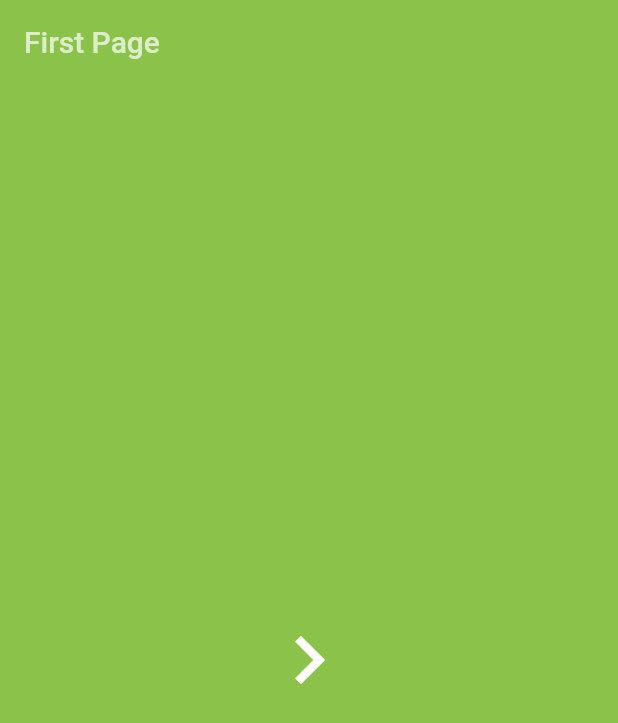
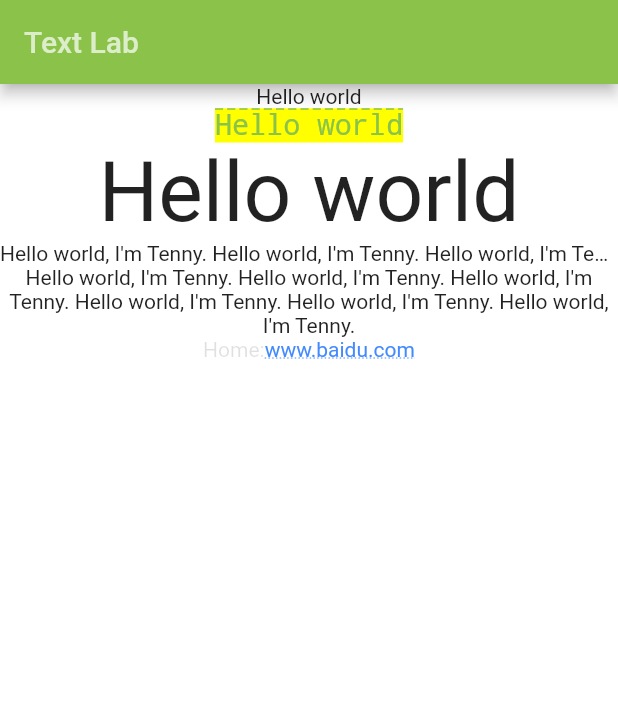
Before and after one commit to TennyQianghuacong/flutter_widget_learning, a Flutter app: the screen it shows after launch, on a phone screen of 412 x 824 dp. Shown: the top 723 px of the screen. Run offline on Flutter 3.47's test engine with Material 2 defaults, Android fonts, the phone set to English and light mode, and no system bars.

Commit message:
text learning

```diff
--- a/lib/route_anim/route_anim.dart
+++ b/lib/route_anim/route_anim.dart
@@ -1,4 +1,5 @@
 import 'package:flutter/material.dart';
+import 'package:flutter_widget_learning/route_anim/custom_router.dart';
 
 class RAApp extends StatelessWidget{
   @override
@@ -29,9 +30,10 @@ class FirstPage extends StatelessWidget{
           ),
           onPressed: (){
             Navigator.of(context).push(
-              MaterialPageRoute(builder: (BuildContext context){
+              CustomRoute(SecondPage())
+              /*MaterialPageRoute(builder: (BuildContext context){
                 return SecondPage();
-              })
+              })*/
             );
           },
         ),
--- /dev/null
+++ b/lib/text/text_lab.dart
@@ -0,0 +1,75 @@
+import 'package:flutter/material.dart';
+
+class TextLabApp extends StatelessWidget {
+  @override
+  Widget build(BuildContext context) {
+    return MaterialApp(
+      title: 'FLutter Text Lab',
+      theme: ThemeData(primarySwatch: Colors.lightGreen),
+      home: Scaffold(
+        backgroundColor: Colors.white,
+        appBar: AppBar(
+          title: Text(
+            'Text Lab',
+            style: TextStyle(color: Colors.white70),
+          ),
+        ),
+        body: Center(
+          child: TextMulti(),
+        ),
+      ),
+    );
+  }
+}
+
+class TextMulti extends StatelessWidget {
+  @override
+  Widget build(BuildContext context) {
+    return Column(
+      children: <Widget>[
+        Text(
+          "Hello world",
+          textAlign: TextAlign.center,
+        ),
+        Text(
+          "Hello world",
+          style: TextStyle(
+              color: Colors.lightGreen,
+              fontSize: 19.0,
+              height: 1.2,
+              fontFamily: "Courier",
+              background: Paint()..color = Colors.yellowAccent,
+              decoration: TextDecoration.overline,
+              decorationStyle: TextDecorationStyle.dashed),
+        ),
+        Text(
+          "Hello world",
+          textAlign: TextAlign.center,
+          textScaleFactor: 4,
+        ),
+        Text(
+          "Hello world, I'm Tenny. " * 4,
+          maxLines: 1,
+          overflow: TextOverflow.ellipsis,
+        ),
+        Text(
+          "Hello world, I'm Tenny. " * 6,
+          textAlign: TextAlign.center,
+        ),
+        Text.rich(TextSpan(children: [
+          TextSpan(text: "Home:", style: TextStyle(color: Colors.black12)),
+          TextSpan(
+              text: "www.baidu.com",
+              style: TextStyle(
+                  color: Colors.blueAccent,
+                  decoration: TextDecoration.underline,
+                  decorationStyle: TextDecorationStyle.dotted
+              ),
+          //    recognizer:_TabRecognizer()
+          //TODO 在这个位置加入点击识别
+          )
+        ]))
+      ],
+    );
+  }
+}
--- a/pubspec.yaml
+++ b/pubspec.yaml
@@ -23,6 +23,7 @@ dependencies:
   # The following adds the Cupertino Icons font to your application.
   # Use with the CupertinoIcons class for iOS style icons.
   cupertino_icons: ^0.1.2
+  english_words: ^3.1.5
 
 dev_dependencies:
   flutter_test:
```
Also changed, not shown: lib/lab/stateful/stateful_test.dart (added, +185 -0 lines), lib/main.dart (+6 -1 lines), lib/route_anim/custom_router.dart (+48 -1 lines), pubspec.lock.
